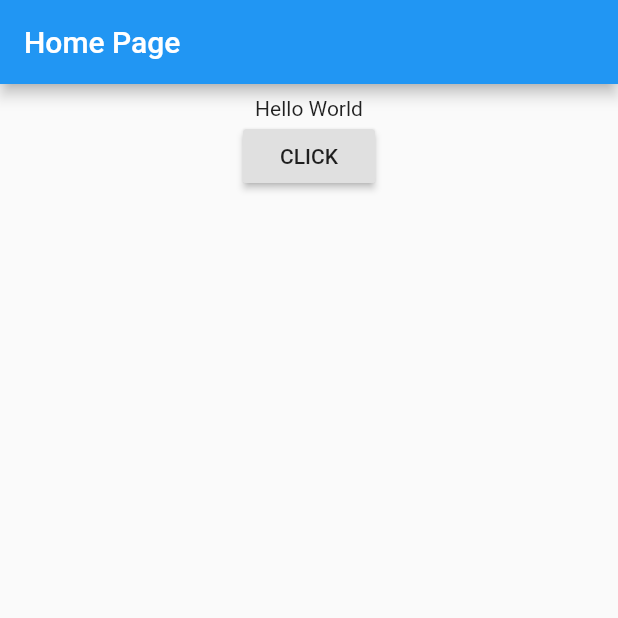
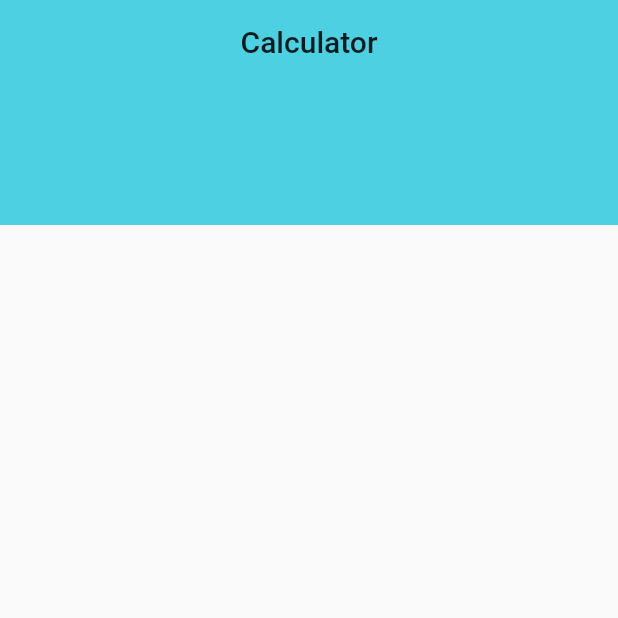
Before and after one commit to navs7/FirstFlutterProj, a Flutter app: the screen it shows after launch, on a phone screen of 412 x 824 dp, the top half of it. Run offline on Flutter 3.47's test engine with Material 2 defaults, Android fonts, the phone set to English and light mode, and no system bars.

Commit message:
calci app

```diff
--- /dev/null
+++ b/lib/homepage.dart
@@ -0,0 +1,23 @@
+import 'package:flutter/material.dart';
+
+class HomePage extends StatefulWidget {
+  @override
+  _HomePageState createState() => _HomePageState();
+}
+
+class _HomePageState extends State<HomePage> {
+  @override
+  Widget build(BuildContext context) {
+    return new Scaffold(
+      appBar: PreferredSize(
+          preferredSize: Size.fromHeight(150.0),
+          child: AppBar(
+              title: new Text("Calculator", style: TextStyle(fontSize: 20.0),),
+              elevation: 0.0,
+              backgroundColor: Colors.cyan[300],
+              centerTitle: true,
+          ),
+      ),
+    );
+  }
+}
--- a/lib/main.dart
+++ b/lib/main.dart
@@ -1,165 +1,17 @@
 import 'package:flutter/material.dart';
+import 'homepage.dart';
 
-void main() => runApp(MyApp());
+void main() => runApp(new MyApp());
+
 class MyApp extends StatelessWidget {
   @override
   Widget build(BuildContext context) {
-    return new MaterialApp(
-      title: "My App",
-      home: new HomePage()
+    return MaterialApp(
+      title: "Calculator app",
+      theme: new ThemeData(
+        primarySwatch: Colors.amber
+      ),
+      home: new HomePage(),
     );
   }
 }
-
-class HomePage extends StatefulWidget {
-  @override
-  _HomePageState createState() => _HomePageState();
-}
-
-class _HomePageState extends State<HomePage> {
-
-  String myText = "Hello World";
-
-  void _changeText(){
-    setState(() {
-      if(myText.startsWith("H")){
-        myText = "welcome to app";
-      }
-      else{
-        myText = "Hello world!";
-      }
-    });
-}
- Widget _bodyWidget(){
-  return new Container(
-    padding: const EdgeInsets.all(8.0),
-    child: new Center(
-      child: new Column(
-        children: <Widget>[
-          new Text(myText),
-          new RaisedButton(
-            child: new Text("CLICK"),
-            onPressed: _changeText,
-          )
-        ],
-      ),
-    ),
-  );
-}
-  @override
-  Widget build(BuildContext context) {
-    return new Scaffold(
-      appBar: new AppBar(
-        title: new Text("Home Page"),
-      ),
-      body: _bodyWidget()
-      );
-  }
-}
-// class MyApp extends StatelessWidget {
-//   // This widget is the root of your application.
-//   @override
-//   Widget build(BuildContext context) {
-//     return MaterialApp(
-//       title: 'Flutter Demo',
-//       theme: ThemeData(
-//         // This is the theme of your application.
-//         //
-//         // Try running your application with "flutter run". You'll see the
-//         // application has a blue toolbar. Then, without quitting the app, try
-//         // changing the primarySwatch below to Colors.green and then invoke
-//         // "hot reload" (press "r" in the console where you ran "flutter run",
-//         // or simply save your changes to "hot reload" in a Flutter IDE).
-//         // Notice that the counter didn't reset back to zero; the application
-//         // is not restarted.
-//         primarySwatch: Colors.blue,
-//       ),
-//       home: MyHomePage(title: 'Flutter Demo Home Page'),
-//     );
-//   }
-// }
-
-// class MyHomePage extends StatefulWidget {
-//   MyHomePage({Key key, this.title}) : super(key: key);
-
-//   // This widget is the home page of your application. It is stateful, meaning
-//   // that it has a State object (defined below) that contains fields that affect
-//   // how it looks.
-
-//   // This class is the configuration for the state. It holds the values (in this
-//   // case the title) provided by the parent (in this case the App widget) and
-//   // used by the build method of the State. Fields in a Widget subclass are
-//   // always marked "final".
-
-//   final String title;
-
-//   @override
-//   _MyHomePageState createState() => _MyHomePageState();
-// }
-
-// class _MyHomePageState extends State<MyHomePage> {
-//   int _counter = 0;
-
-//   void _incrementCounter() {
-//     setState(() {
-//       // This call to setState tells the Flutter framework that something has
-//       // changed in this State, which causes it to rerun the build method below
-//       // so that the display can reflect the updated values. If we changed
-//       // _counter without calling setState(), then the build method would not be
-//       // called again, and so nothing would appear to happen.
-//       _counter++;
-//     });
-//   }
-
-//   @override
-//   Widget build(BuildContext context) {
-//     // This method is rerun every time setState is called, for instance as done
-//     // by the _incrementCounter method above.
-//     //
-//     // The Flutter framework has been optimized to make rerunning build methods
-//     // fast, so that you can just rebuild anything that needs updating rather
-//     // than having to individually change instances of widgets.
-//     return Scaffold(
-//       appBar: AppBar(
-//         // Here we take the value from the MyHomePage object that was created by
-//         // the App.build method, and use it to set our appbar title.
-//         title: Text(widget.title),
-//       ),
-//       body: Center(
-//         // Center is a layout widget. It takes a single child and positions it
-//         // in the middle of the parent.
-//         child: Column(
-//           // Column is also a layout widget. It takes a list of children and
-//           // arranges them vertically. By default, it sizes itself to fit its
-//           // children horizontally, and tries to be as tall as its parent.
-//           //
-//           // Invoke "debug painting" (press "p" in the console, choose the
-//           // "Toggle Debug Paint" action from the Flutter Inspector in Android
-//           // Studio, or the "Toggle Debug Paint" command in Visual Studio Code)
-//           // to see the wireframe for each widget.
-//           //
-//           // Column has various properties to control how it sizes itself and
-//           // how it positions its children. Here we use mainAxisAlignment to
-//           // center the children vertically; the main axis here is the vertical
-//           // axis because Columns are vertical (the cross axis would be
-//           // horizontal).
-//           mainAxisAlignment: MainAxisAlignment.center,
-//           children: <Widget>[
-//             Text(
-//               'You have pushed the button this many times:',
-//             ),
-//             Text(
-//               '$_counter',
-//               style: Theme.of(context).textTheme.display1,
-//             ),
-//           ],
-//         ),
-//       ),
-//       floatingActionButton: FloatingActionButton(
-//         onPressed: _incrementCounter,
-//         tooltip: 'Increment',
-//         child: Icon(Icons.add),
-//       ), // This trailing comma makes auto-formatting nicer for build methods.
-//     );
-//   }
-// }
```
